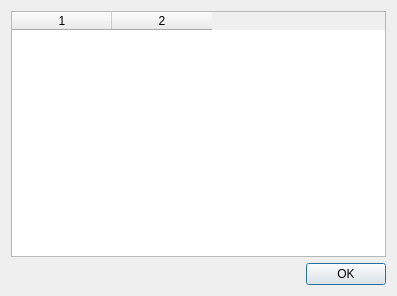
This is packetstats.ui in arthurzam/hungry-sniffer as Qt 5 draws it before an edit. The edited form follows.
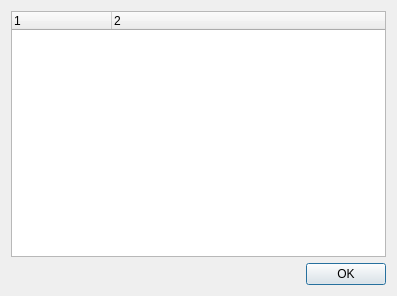
This is the edited form.

Diff of the .ui file:
```diff
--- a/packetstats.ui
+++ b/packetstats.ui
@@ -15,21 +15,23 @@
   </property>
   <layout class="QVBoxLayout" name="verticalLayout">
    <item>
-    <widget class="QTableWidget" name="tableWidget">
+    <widget class="QTreeWidget" name="treeWidget">
      <property name="editTriggers">
       <set>QAbstractItemView::NoEditTriggers</set>
      </property>
-     <property name="sortingEnabled">
-      <bool>true</bool>
-     </property>
      <property name="columnCount">
       <number>2</number>
      </property>
-     <attribute name="verticalHeaderShowSortIndicator" stdset="0">
-      <bool>true</bool>
-     </attribute>
-     <column/>
-     <column/>
+     <column>
+      <property name="text">
+       <string notr="true">1</string>
+      </property>
+     </column>
+     <column>
+      <property name="text">
+       <string notr="true">2</string>
+      </property>
+     </column>
     </widget>
    </item>
    <item>
```
